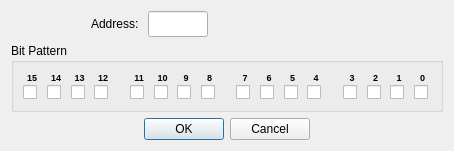
Qt form omodsim/dialogs/dialogwriteholdingregisterbits.ui (sanny32/OpenModSim) before a commit.
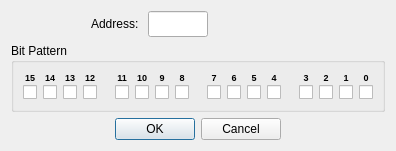
The same form after that commit. Custom widgets are drawn as their Qt base class.

The edit to the form file:
```diff
--- a/omodsim/dialogs/dialogwriteholdingregisterbits.ui
+++ b/omodsim/dialogs/dialogwriteholdingregisterbits.ui
@@ -6,8 +6,8 @@
    <rect>
     <x>0</x>
     <y>0</y>
-    <width>454</width>
-    <height>149</height>
+    <width>390</width>
+    <height>145</height>
    </rect>
   </property>
   <property name="windowTitle">
@@ -81,18 +81,17 @@
    </item>
    <item>
     <widget class="QGroupBox" name="groupBox">
+     <property name="styleSheet">
+      <string notr="true">QCheckbox { spacing: 0px; }</string>
+     </property>
      <property name="title">
       <string>Bit Pattern</string>
      </property>
-     <layout class="QHBoxLayout" name="horizontalLayout_7">
-      <item>
-       <layout class="QHBoxLayout" name="horizontalLayout_3">
-        <item>
-         <layout class="QVBoxLayout" name="verticalLayout_17">
-          <property name="spacing">
+     <layout class="QGridLayout" name="gridLayout">
+      <property name="verticalSpacing">
            <number>2</number>
           </property>
-          <item>
+      <item row="0" column="0">
            <widget class="QLabel" name="label15">
             <property name="text">
              <string notr="true">&lt;html&gt;&lt;head/&gt;&lt;body&gt;&lt;p&gt;&lt;span style=&quot; font-size:7pt; font-weight:700;&quot;&gt;15&lt;/span&gt;&lt;/p&gt;&lt;/body&gt;&lt;/html&gt;</string>
@@ -102,21 +101,7 @@
             </property>
            </widget>
           </item>
-          <item>
-           <widget class="QCheckBox" name="checkBox15">
-            <property name="text">
-             <string/>
-            </property>
-           </widget>
-          </item>
-         </layout>
-        </item>
-        <item>
-         <layout class="QVBoxLayout" name="verticalLayout_16">
-          <property name="spacing">
-           <number>2</number>
-          </property>
-          <item>
+      <item row="0" column="1">
            <widget class="QLabel" name="label14">
             <property name="text">
              <string notr="true">&lt;html&gt;&lt;head/&gt;&lt;body&gt;&lt;p&gt;&lt;span style=&quot; font-size:7pt; font-weight:700;&quot;&gt;14&lt;/span&gt;&lt;/p&gt;&lt;/body&gt;&lt;/html&gt;</string>
@@ -126,21 +111,7 @@
             </property>
            </widget>
           </item>
-          <item>
-           <widget class="QCheckBox" name="checkBox14">
-            <property name="text">
-             <string/>
-            </property>
-           </widget>
-          </item>
-         </layout>
-        </item>
-        <item>
-         <layout class="QVBoxLayout" name="verticalLayout_15">
-          <property name="spacing">
-           <number>2</number>
-          </property>
-          <item>
+      <item row="0" column="2">
            <widget class="QLabel" name="label13">
             <property name="text">
              <string notr="true">&lt;html&gt;&lt;head/&gt;&lt;body&gt;&lt;p&gt;&lt;span style=&quot; font-size:7pt; font-weight:700;&quot;&gt;13&lt;/span&gt;&lt;/p&gt;&lt;/body&gt;&lt;/html&gt;</string>
@@ -150,21 +121,7 @@
             </property>
            </widget>
           </item>
-          <item>
-           <widget class="QCheckBox" name="checkBox13">
-            <property name="text">
-             <string/>
-            </property>
-           </widget>
-          </item>
-         </layout>
-        </item>
-        <item>
-         <layout class="QVBoxLayout" name="verticalLayout_14">
-          <property name="spacing">
-           <number>2</number>
-          </property>
-          <item>
+      <item row="0" column="3">
            <widget class="QLabel" name="label12">
             <property name="text">
              <string notr="true">&lt;html&gt;&lt;head/&gt;&lt;body&gt;&lt;p&gt;&lt;span style=&quot; font-size:7pt; font-weight:700;&quot;&gt;12&lt;/span&gt;&lt;/p&gt;&lt;/body&gt;&lt;/html&gt;</string>
@@ -174,18 +131,7 @@
             </property>
            </widget>
           </item>
-          <item>
-           <widget class="QCheckBox" name="checkBox12">
-            <property name="text">
-             <string/>
-            </property>
-           </widget>
-          </item>
-         </layout>
-        </item>
-       </layout>
-      </item>
-      <item>
+      <item row="0" column="4" rowspan="2">
        <spacer name="horizontalSpacer_5">
         <property name="orientation">
          <enum>Qt::Horizontal</enum>
@@ -201,14 +147,7 @@
         </property>
        </spacer>
       </item>
-      <item>
-       <layout class="QHBoxLayout" name="horizontalLayout_4">
-        <item>
-         <layout class="QVBoxLayout" name="verticalLayout_13">
-          <property name="spacing">
-           <number>2</number>
-          </property>
-          <item>
+      <item row="0" column="5">
            <widget class="QLabel" name="label11">
             <property name="text">
              <string notr="true">&lt;html&gt;&lt;head/&gt;&lt;body&gt;&lt;p&gt;&lt;span style=&quot; font-size:7pt; font-weight:700;&quot;&gt;11&lt;/span&gt;&lt;/p&gt;&lt;/body&gt;&lt;/html&gt;</string>
@@ -218,21 +157,7 @@
             </property>
            </widget>
           </item>
-          <item>
-           <widget class="QCheckBox" name="checkBox11">
-            <property name="text">
-             <string/>
-            </property>
-           </widget>
-          </item>
-         </layout>
-        </item>
-        <item>
-         <layout class="QVBoxLayout" name="verticalLayout_12">
-          <property name="spacing">
-           <number>2</number>
-          </property>
-          <item>
+      <item row="0" column="6">
            <widget class="QLabel" name="label10">
             <property name="text">
              <string notr="true">&lt;html&gt;&lt;head/&gt;&lt;body&gt;&lt;p&gt;&lt;span style=&quot; font-size:7pt; font-weight:700;&quot;&gt;10&lt;/span&gt;&lt;/p&gt;&lt;/body&gt;&lt;/html&gt;</string>
@@ -242,21 +167,7 @@
             </property>
            </widget>
           </item>
-          <item>
-           <widget class="QCheckBox" name="checkBox10">
-            <property name="text">
-             <string/>
-            </property>
-           </widget>
-          </item>
-         </layout>
-        </item>
-        <item>
-         <layout class="QVBoxLayout" name="verticalLayout_11">
-          <property name="spacing">
-           <number>2</number>
-          </property>
-          <item>
+      <item row="0" column="7">
            <widget class="QLabel" name="label9">
             <property name="text">
              <string notr="true">&lt;html&gt;&lt;head/&gt;&lt;body&gt;&lt;p&gt;&lt;span style=&quot; font-size:7pt; font-weight:700;&quot;&gt;9&lt;/span&gt;&lt;/p&gt;&lt;/body&gt;&lt;/html&gt;</string>
@@ -266,21 +177,7 @@
             </property>
            </widget>
           </item>
-          <item>
-           <widget class="QCheckBox" name="checkBox9">
-            <property name="text">
-             <string/>
-            </property>
-           </widget>
-          </item>
-         </layout>
-        </item>
-        <item>
-         <layout class="QVBoxLayout" name="verticalLayout_10">
-          <property name="spacing">
-           <number>2</number>
-          </property>
-          <item>
+      <item row="0" column="8">
            <widget class="QLabel" name="label8">
             <property name="text">
              <string notr="true">&lt;html&gt;&lt;head/&gt;&lt;body&gt;&lt;p&gt;&lt;span style=&quot; font-size:7pt; font-weight:700;&quot;&gt;8&lt;/span&gt;&lt;/p&gt;&lt;/body&gt;&lt;/html&gt;</string>
@@ -290,18 +187,7 @@
             </property>
            </widget>
           </item>
-          <item>
-           <widget class="QCheckBox" name="checkBox8">
-            <property name="text">
-             <string/>
-            </property>
-           </widget>
-          </item>
-         </layout>
-        </item>
-       </layout>
-      </item>
-      <item>
+      <item row="0" column="9" rowspan="2">
        <spacer name="horizontalSpacer_6">
         <property name="orientation">
          <enum>Qt::Horizontal</enum>
@@ -317,14 +203,7 @@
         </property>
        </spacer>
       </item>
-      <item>
-       <layout class="QHBoxLayout" name="horizontalLayout_6">
-        <item>
-         <layout class="QVBoxLayout" name="verticalLayout_9">
-          <property name="spacing">
-           <number>2</number>
-          </property>
-          <item>
+      <item row="0" column="10">
            <widget class="QLabel" name="label7">
             <property name="text">
              <string notr="true">&lt;html&gt;&lt;head/&gt;&lt;body&gt;&lt;p&gt;&lt;span style=&quot; font-size:7pt; font-weight:700;&quot;&gt;7&lt;/span&gt;&lt;/p&gt;&lt;/body&gt;&lt;/html&gt;</string>
@@ -334,21 +213,7 @@
             </property>
            </widget>
           </item>
-          <item>
-           <widget class="QCheckBox" name="checkBox7">
-            <property name="text">
-             <string/>
-            </property>
-           </widget>
-          </item>
-         </layout>
-        </item>
-        <item>
-         <layout class="QVBoxLayout" name="verticalLayout_8">
-          <property name="spacing">
-           <number>2</number>
-          </property>
-          <item>
+      <item row="0" column="11">
            <widget class="QLabel" name="label6">
             <property name="text">
              <string notr="true">&lt;html&gt;&lt;head/&gt;&lt;body&gt;&lt;p&gt;&lt;span style=&quot; font-size:7pt; font-weight:700;&quot;&gt;6&lt;/span&gt;&lt;/p&gt;&lt;/body&gt;&lt;/html&gt;</string>
@@ -358,21 +223,7 @@
             </property>
            </widget>
           </item>
-          <item>
-           <widget class="QCheckBox" name="checkBox6">
-            <property name="text">
-             <string/>
-            </property>
-           </widget>
-          </item>
-         </layout>
-        </item>
-        <item>
-         <layout class="QVBoxLayout" name="verticalLayout_7">
-          <property name="spacing">
-           <number>2</number>
-          </property>
-          <item>
+      <item row="0" column="12">
            <widget class="QLabel" name="label5">
             <property name="text">
              <string notr="true">&lt;html&gt;&lt;head/&gt;&lt;body&gt;&lt;p&gt;&lt;span style=&quot; font-size:7pt; font-weight:700;&quot;&gt;5&lt;/span&gt;&lt;/p&gt;&lt;/body&gt;&lt;/html&gt;</string>
@@ -382,21 +233,7 @@
             </property>
            </widget>
           </item>
-          <item>
-           <widget class="QCheckBox" name="checkBox5">
-            <property name="text">
-             <string/>
-            </property>
-           </widget>
-          </item>
-         </layout>
-        </item>
-        <item>
-         <layout class="QVBoxLayout" name="verticalLayout_6">
-          <property name="spacing">
-           <number>2</number>
-          </property>
-          <item>
+      <item row="0" column="13">
            <widget class="QLabel" name="label4">
             <property name="text">
              <string notr="true">&lt;html&gt;&lt;head/&gt;&lt;body&gt;&lt;p&gt;&lt;span style=&quot; font-size:7pt; font-weight:700;&quot;&gt;4&lt;/span&gt;&lt;/p&gt;&lt;/body&gt;&lt;/html&gt;</string>
@@ -406,18 +243,7 @@
             </property>
            </widget>
           </item>
-          <item>
-           <widget class="QCheckBox" name="checkBox4">
-            <property name="text">
-             <string/>
-            </property>
-           </widget>
-          </item>
-         </layout>
-        </item>
-       </layout>
-      </item>
-      <item>
+      <item row="0" column="14" rowspan="2">
        <spacer name="horizontalSpacer_7">
         <property name="orientation">
          <enum>Qt::Horizontal</enum>
@@ -433,14 +259,7 @@
         </property>
        </spacer>
       </item>
-      <item>
-       <layout class="QHBoxLayout" name="horizontalLayout_5">
-        <item>
-         <layout class="QVBoxLayout" name="verticalLayout_5">
-          <property name="spacing">
-           <number>2</number>
-          </property>
-          <item>
+      <item row="0" column="15">
            <widget class="QLabel" name="label3">
             <property name="text">
              <string notr="true">&lt;html&gt;&lt;head/&gt;&lt;body&gt;&lt;p&gt;&lt;span style=&quot; font-size:7pt; font-weight:700;&quot;&gt;3&lt;/span&gt;&lt;/p&gt;&lt;/body&gt;&lt;/html&gt;</string>
@@ -450,21 +269,7 @@
             </property>
            </widget>
           </item>
-          <item>
-           <widget class="QCheckBox" name="checkBox3">
-            <property name="text">
-             <string/>
-            </property>
-           </widget>
-          </item>
-         </layout>
-        </item>
-        <item>
-         <layout class="QVBoxLayout" name="verticalLayout_4">
-          <property name="spacing">
-           <number>2</number>
-          </property>
-          <item>
+      <item row="0" column="16">
            <widget class="QLabel" name="label2">
             <property name="text">
              <string notr="true">&lt;html&gt;&lt;head/&gt;&lt;body&gt;&lt;p&gt;&lt;span style=&quot; font-size:7pt; font-weight:700;&quot;&gt;2&lt;/span&gt;&lt;/p&gt;&lt;/body&gt;&lt;/html&gt;</string>
@@ -474,21 +279,7 @@
             </property>
            </widget>
           </item>
-          <item>
-           <widget class="QCheckBox" name="checkBox2">
-            <property name="text">
-             <string/>
-            </property>
-           </widget>
-          </item>
-         </layout>
-        </item>
-        <item>
-         <layout class="QVBoxLayout" name="verticalLayout_3">
-          <property name="spacing">
-           <number>2</number>
-          </property>
-          <item>
+      <item row="0" column="17">
            <widget class="QLabel" name="label1">
             <property name="text">
              <string notr="true">&lt;html&gt;&lt;head/&gt;&lt;body&gt;&lt;p&gt;&lt;span style=&quot; font-size:7pt; font-weight:700;&quot;&gt;1&lt;/span&gt;&lt;/p&gt;&lt;/body&gt;&lt;/html&gt;</string>
@@ -498,21 +289,7 @@
             </property>
            </widget>
           </item>
-          <item>
-           <widget class="QCheckBox" name="checkBox1">
-            <property name="text">
-             <string/>
-            </property>
-           </widget>
-          </item>
-         </layout>
-        </item>
-        <item>
-         <layout class="QVBoxLayout" name="verticalLayout_2">
-          <property name="spacing">
-           <number>2</number>
-          </property>
-          <item>
+      <item row="0" column="18">
            <widget class="QLabel" name="label0">
             <property name="text">
              <string notr="true">&lt;html&gt;&lt;head/&gt;&lt;body&gt;&lt;p&gt;&lt;span style=&quot; font-size:7pt; font-weight:700;&quot;&gt;0&lt;/span&gt;&lt;/p&gt;&lt;/body&gt;&lt;/html&gt;</string>
@@ -522,7 +299,112 @@
             </property>
            </widget>
           </item>
-          <item>
+      <item row="1" column="0">
+       <widget class="QCheckBox" name="checkBox15">
+        <property name="text">
+         <string/>
+        </property>
+       </widget>
+      </item>
+      <item row="1" column="1">
+       <widget class="QCheckBox" name="checkBox14">
+        <property name="text">
+         <string/>
+        </property>
+       </widget>
+      </item>
+      <item row="1" column="2">
+       <widget class="QCheckBox" name="checkBox13">
+        <property name="text">
+         <string/>
+        </property>
+       </widget>
+      </item>
+      <item row="1" column="3">
+       <widget class="QCheckBox" name="checkBox12">
+        <property name="text">
+         <string/>
+        </property>
+       </widget>
+      </item>
+      <item row="1" column="5">
+       <widget class="QCheckBox" name="checkBox11">
+        <property name="text">
+         <string/>
+        </property>
+       </widget>
+      </item>
+      <item row="1" column="6">
+       <widget class="QCheckBox" name="checkBox10">
+        <property name="text">
+         <string/>
+        </property>
+       </widget>
+      </item>
+      <item row="1" column="7">
+       <widget class="QCheckBox" name="checkBox9">
+        <property name="text">
+         <string/>
+        </property>
+       </widget>
+      </item>
+      <item row="1" column="8">
+       <widget class="QCheckBox" name="checkBox8">
+        <property name="text">
+         <string/>
+        </property>
+       </widget>
+      </item>
+      <item row="1" column="10">
+       <widget class="QCheckBox" name="checkBox7">
+        <property name="text">
+         <string/>
+        </property>
+       </widget>
+      </item>
+      <item row="1" column="11">
+       <widget class="QCheckBox" name="checkBox6">
+        <property name="text">
+         <string/>
+        </property>
+       </widget>
+      </item>
+      <item row="1" column="12">
+       <widget class="QCheckBox" name="checkBox5">
+        <property name="text">
+         <string/>
+        </property>
+       </widget>
+      </item>
+      <item row="1" column="13">
+       <widget class="QCheckBox" name="checkBox4">
+        <property name="text">
+         <string/>
+        </property>
+       </widget>
+      </item>
+      <item row="1" column="15">
+       <widget class="QCheckBox" name="checkBox3">
+        <property name="text">
+         <string/>
+        </property>
+       </widget>
+      </item>
+      <item row="1" column="16">
+       <widget class="QCheckBox" name="checkBox2">
+        <property name="text">
+         <string/>
+        </property>
+       </widget>
+      </item>
+      <item row="1" column="17">
+       <widget class="QCheckBox" name="checkBox1">
+        <property name="text">
+         <string/>
+        </property>
+       </widget>
+      </item>
+      <item row="1" column="18">
            <widget class="QCheckBox" name="checkBox0">
             <property name="text">
              <string/>
@@ -530,10 +412,6 @@
            </widget>
           </item>
          </layout>
-        </item>
-       </layout>
-      </item>
-     </layout>
     </widget>
    </item>
    <item>
```
Left out of the diff: 54 changed lines with no effect on the pictures. Lines whose indentation alone changed are shown as unchanged.
